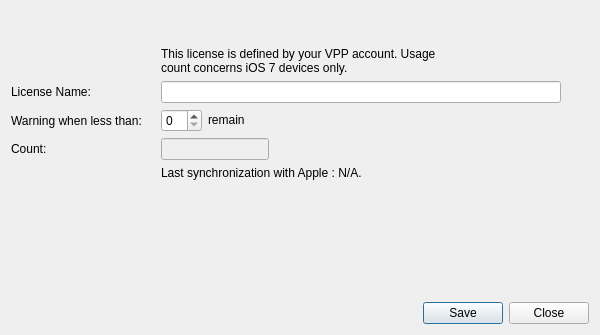
Old version of the form FWAdminLib/vppv2/VPPLicenseDlg.ui in the repository fw-dev/translations.
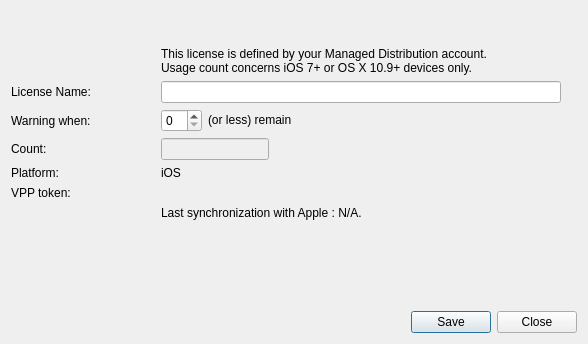
New version of the form.

What changed in the file:
```diff
--- a/FWAdminLib/vppv2/VPPLicenseDlg.ui
+++ b/FWAdminLib/vppv2/VPPLicenseDlg.ui
@@ -6,8 +6,8 @@
    <rect>
     <x>0</x>
     <y>0</y>
-    <width>600</width>
-    <height>335</height>
+    <width>588</width>
+    <height>344</height>
    </rect>
   </property>
   <property name="windowTitle">
@@ -78,12 +78,13 @@
        </property>
        <property name="minimumSize">
         <size>
-         <width>300</width>
+         <width>400</width>
          <height>0</height>
         </size>
        </property>
        <property name="text">
-        <string>This license is defined by your VPP account. Usage count concerns iOS 7 devices only.</string>
+        <string>This license is defined by your Managed Distribution account.
+Usage count concerns iOS 7+ or OS X 10.9+ devices only.</string>
        </property>
        <property name="alignment">
         <set>Qt::AlignBottom|Qt::AlignLeading|Qt::AlignLeft</set>
@@ -93,7 +94,7 @@
        </property>
       </widget>
      </item>
-     <item row="1" column="0">
+     <item row="3" column="0">
       <widget class="QLabel" name="label">
        <property name="sizePolicy">
         <sizepolicy hsizetype="Fixed" vsizetype="Preferred">
@@ -106,7 +107,7 @@
        </property>
       </widget>
      </item>
-     <item row="1" column="1">
+     <item row="3" column="1">
       <widget class="QLineEdit" name="name">
        <property name="sizePolicy">
         <sizepolicy hsizetype="Preferred" vsizetype="Fixed">
@@ -134,7 +135,7 @@
        </property>
       </widget>
      </item>
-     <item row="2" column="0">
+     <item row="4" column="0">
       <widget class="QLabel" name="label_5">
        <property name="sizePolicy">
         <sizepolicy hsizetype="Fixed" vsizetype="Preferred">
@@ -143,11 +144,11 @@
         </sizepolicy>
        </property>
        <property name="text">
-        <string>Warning when less than:</string>
+        <string>Warning when:</string>
        </property>
       </widget>
      </item>
-     <item row="2" column="1">
+     <item row="4" column="1">
       <layout class="QHBoxLayout" name="horizontalLayout">
        <item>
         <widget class="QSpinBox" name="watermark"/>
@@ -161,13 +162,13 @@
           </sizepolicy>
          </property>
          <property name="text">
-          <string>remain</string>
+          <string>(or less) remain</string>
          </property>
         </widget>
        </item>
       </layout>
      </item>
-     <item row="3" column="0">
+     <item row="5" column="0">
       <widget class="QLabel" name="label_2">
        <property name="sizePolicy">
         <sizepolicy hsizetype="Fixed" vsizetype="Preferred">
@@ -180,7 +181,7 @@
        </property>
       </widget>
      </item>
-     <item row="3" column="1">
+     <item row="5" column="1">
       <widget class="QLineEdit" name="count">
        <property name="enabled">
         <bool>false</bool>
@@ -193,20 +194,47 @@
        </property>
       </widget>
      </item>
-     <item row="4" column="1">
+     <item row="6" column="0">
+      <widget class="QLabel" name="label_4">
+       <property name="text">
+        <string>Platform:</string>
+       </property>
+      </widget>
+     </item>
+     <item row="6" column="1">
+      <widget class="QLabel" name="platform">
+       <property name="text">
+        <string>iOS</string>
+       </property>
+      </widget>
+     </item>
+     <item row="7" column="0">
+      <widget class="QLabel" name="label_7">
+       <property name="text">
+        <string>VPP token:</string>
+       </property>
+      </widget>
+     </item>
+     <item row="7" column="1">
+      <widget class="QLabel" name="tokenName">
+       <property name="minimumSize">
+        <size>
+         <width>10</width>
+         <height>0</height>
+        </size>
+       </property>
+       <property name="text">
+        <string/>
+       </property>
+      </widget>
+     </item>
+     <item row="9" column="1">
       <widget class="QLabel" name="lastSyncWithApple">
        <property name="text">
         <string>Last synchronization with Apple : N/A.</string>
        </property>
       </widget>
      </item>
-     <item row="5" column="1">
-      <widget class="QLabel" name="last_sync">
-       <property name="text">
-        <string/>
-       </property>
-      </widget>
-     </item>
     </layout>
    </item>
    <item>
```
Left out of the diff: 4 changed lines with no effect on the pictures.
